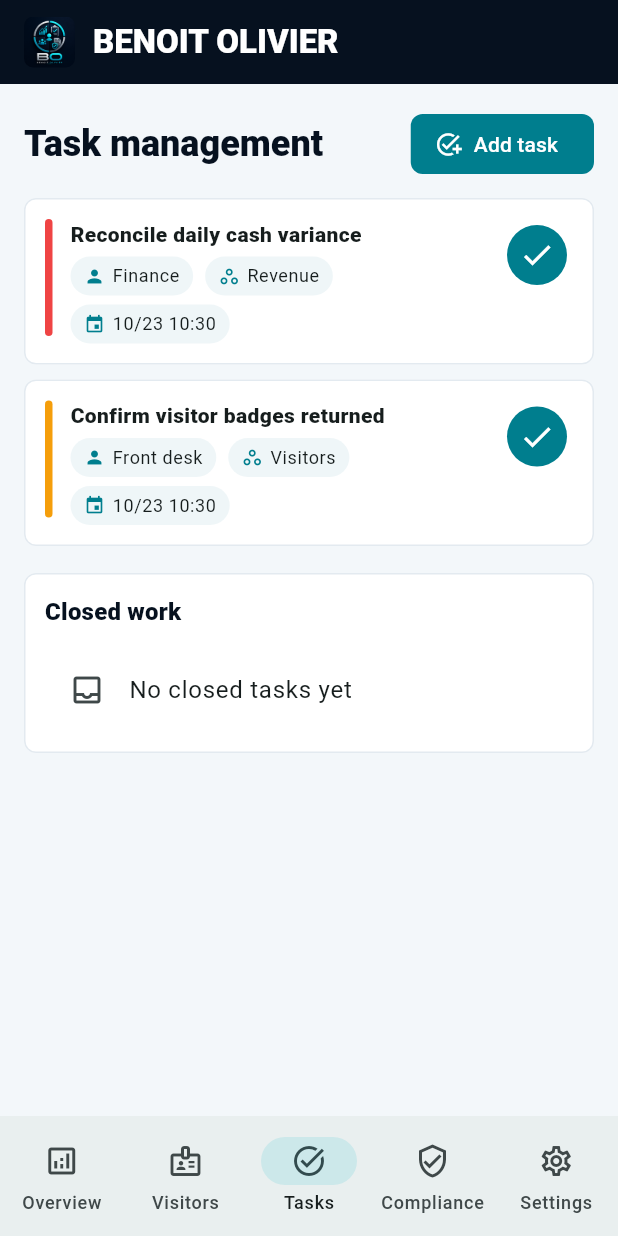
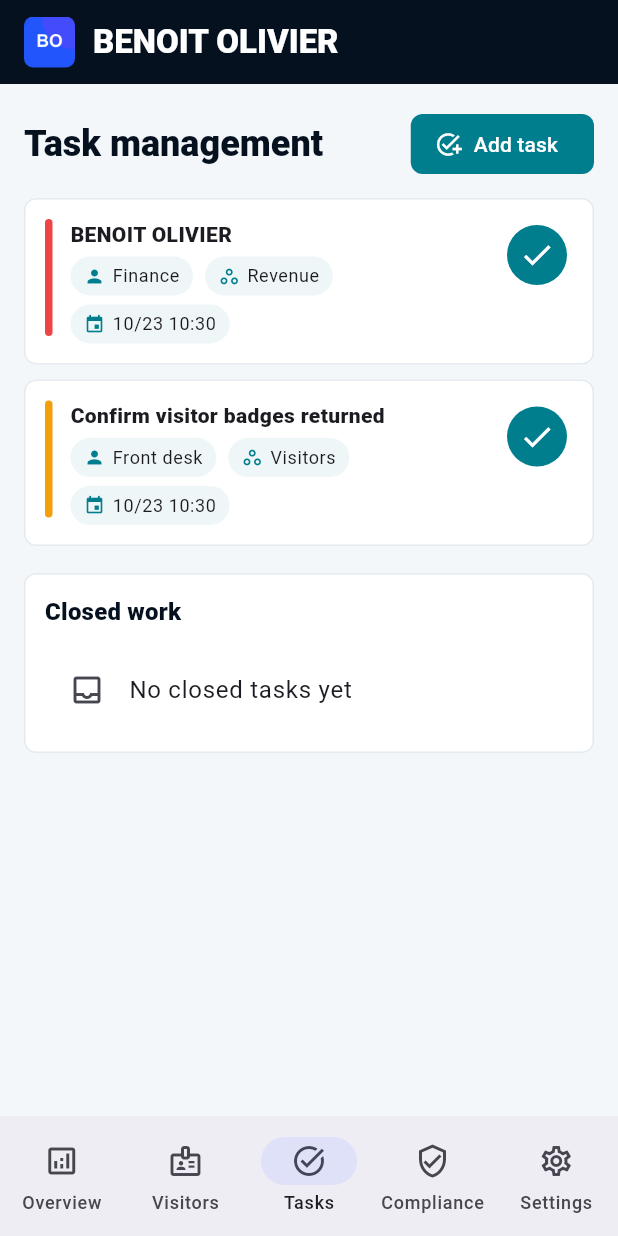
Before and after one commit to EOOrga/68d9d10a1299230338dbbdc7, a Flutter app: the screen it shows after launch, item 3 of the bottom bar chosen, on a phone screen of 412 x 824 dp. Run offline on Flutter 3.47's test engine with Material 3 defaults, Android fonts, the phone set to English and light mode, and no system bars; our stand-ins replace shared_preferences.

Commit message:
Create Flutter variant com.robola.benoitolivier

```diff
--- a/lib/main.dart
+++ b/lib/main.dart
@@ -6,7 +6,7 @@ import 'package:shared_preferences/shared_preferences.dart';
 
 const _brandName = 'BENOIT OLIVIER';
 const _primaryNavy = Color(0xFF06111F);
-const _electricCyan = Color(0xFF04D9E8);
+const _electricCyan = Color(0xFF2255FC);
 const _success = Color(0xFF2DD4BF);
 const _warning = Color(0xFFF59E0B);
 const _danger = Color(0xFFEF4444);
@@ -459,7 +459,7 @@ class OperationsState extends ChangeNotifier {
     tasks = [
       OpsTask(
         id: 't1',
-        title: 'Reconcile daily cash variance',
+        title: 'BENOIT OLIVIER',
         owner: 'Finance',
         area: 'Revenue',
         dueDate: now.add(const Duration(days: 1)),
--- a/pubspec.yaml
+++ b/pubspec.yaml
@@ -1,4 +1,4 @@
-name: benoit_olivier
+name: benoitolivier
 description: Local operations workspace for BENOIT OLIVIER.
 publish_to: 'none'
 version: 1.0.0+1
@@ -21,6 +21,8 @@ flutter_launcher_icons:
   android: true
   ios: false
   image_path: "docs/icon.png"
+  adaptive_icon_foreground: docs/icon.png
+  adaptive_icon_background: "#C922FC"
   min_sdk_android: 23
 
 flutter:
```
Also changed, not shown: docs/icon.png, 11 other files.
